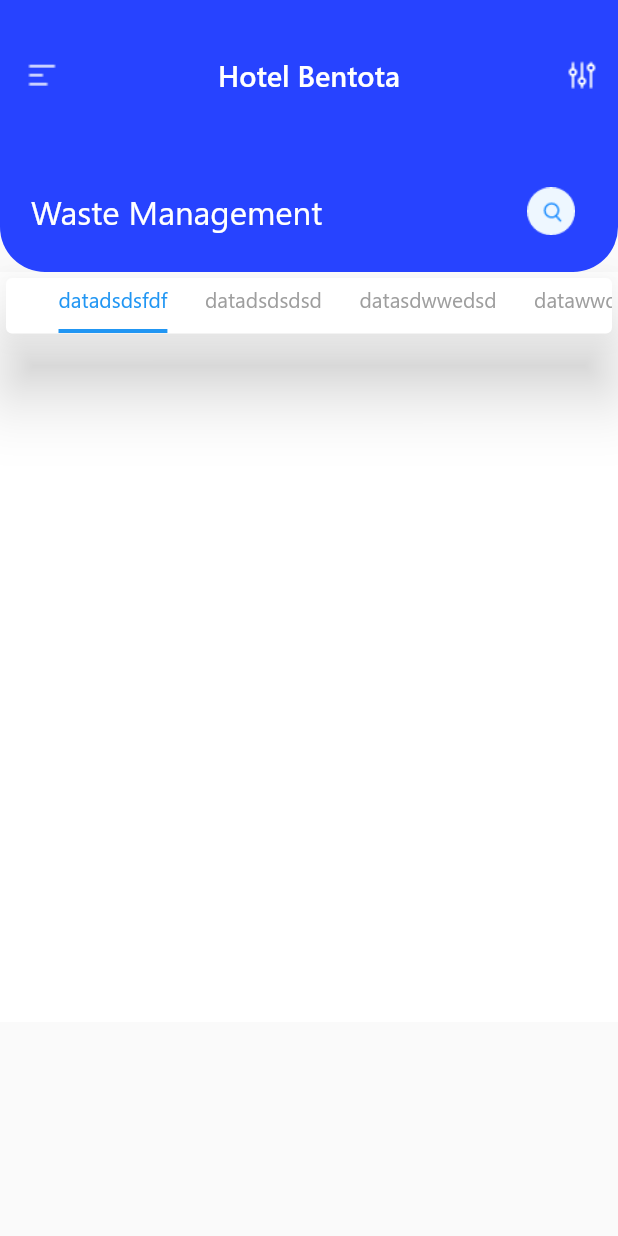
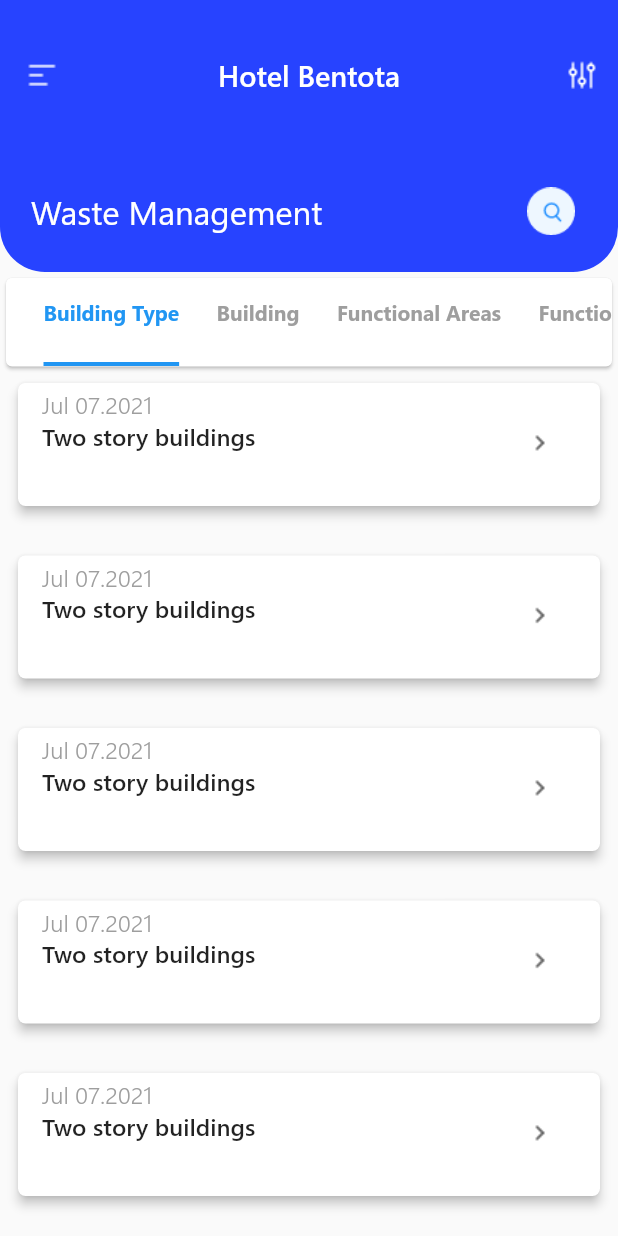
Before and after one commit to salithashamood/school, a Flutter app: the HomePage screen opened directly, on a phone screen of 412 x 824 dp. Run offline on Flutter 3.47's test engine with Material 2 defaults, Android fonts, the phone set to English and light mode, and no system bars; our stand-ins replace flutter_secure_storage, get, sizer; accounts and stored records are empty.

Commit message:
modify tab

```diff
--- a/lib/components/home_components.dart
+++ b/lib/components/home_components.dart
@@ -106,3 +106,56 @@ appBarsecondTitle(VoidCallback clickSearch) {
     ],
   );
 }
+
+appBarTab(String text) {
+  return Tab(
+    child: Text(
+      text,
+      style: TextStyle(fontWeight: FontWeight.bold),
+    ),
+  );
+}
+
+appBarTabView(String text) {
+  return ListView.builder(
+    itemCount: 20,
+    itemBuilder: (contex, index) {
+      return Padding(
+        padding: const EdgeInsets.only(top: 25, left: 8, right: 8),
+        child: SizedBox(
+          height: 90,
+          child: Card(
+            elevation: 3,
+            shape: RoundedRectangleBorder(
+              borderRadius: BorderRadius.circular(5),
+            ),
+            child: ListTile(
+              trailing: IconButton(
+                onPressed: () {},
+                icon: Image.asset('assets/images/arrow_right.png',
+                    color: Colors.black),
+              ),
+              title: tabBarViewColumn(text),
+            ),
+          ),
+        ),
+      );
+    },
+  );
+}
+
+tabBarViewColumn(String text) {
+  return Column(
+    crossAxisAlignment: CrossAxisAlignment.start,
+    children: [
+      const Text(
+        'Jul 07.2021',
+        style: TextStyle(fontWeight: FontWeight.w200, color: Colors.grey),
+      ),
+      Text(text,
+          style: const TextStyle(
+            fontWeight: FontWeight.w600,
+          )),
+    ],
+  );
+}
--- a/lib/screens/home_page.dart
+++ b/lib/screens/home_page.dart
@@ -19,7 +19,7 @@ class _HomePageState extends State<HomePage>
 
   @override
   void initState() {
-    _tabController = new TabController(length: 4, vsync: this);
+    _tabController = TabController(length: 4, vsync: this);
     super.initState();
     // init();
   }
@@ -58,36 +58,44 @@ class _HomePageState extends State<HomePage>
       body: Stack(
         children: [
           Container(
-            height: 500,
-            color: Colors.white,
+            margin: const EdgeInsets.only(top: 45),
+            child: TabBarView(
+              children: [
+                appBarTabView('Two story buildings'),
+                appBarTabView('Aliquam tincidunt mauris eu risus'),
+                appBarTabView('Vestibulum auctor dapibus neque'),
+                appBarTabView('Nunc dignissim risus id metus'),
+              ],
+              controller: _tabController,
+            ),
           ),
           Positioned(
             // left: 25,
             top: 0,
-            child: Container(
+            child: SizedBox(
               width: 100.w,
               child: Card(
-                elevation: 20,
+                elevation: 1,
                 child: DefaultTabController(
                   length: 4,
                   initialIndex: 0,
                   animationDuration: const Duration(milliseconds: 500),
                   child: TabBar(
-                    padding: EdgeInsets.only(left: 25, right: 15),
+                    padding: EdgeInsets.only(left: 15, right: 15),
                     indicatorSize: TabBarIndicatorSize.label,
                     indicatorWeight: 3,
                     controller: _tabController,
                     labelPadding: const EdgeInsets.only(
-                        top: 5, left: 10, right: 15, bottom: 10),
+                        top: 0, left: 10, right: 15, bottom: 10),
                     indicatorColor: Colors.blue,
                     labelColor: Colors.blue,
                     unselectedLabelColor: Colors.grey,
                     isScrollable: true,
                     tabs: [
-                      Text('datadsdsfdf'),
-                      Text('datadsdsdsd'),
-                      Text('datasdwwedsd'),
-                      Text('datawwdsfdfe'),
+                      appBarTab('Building Type'),
+                      appBarTab('Building'),
+                      appBarTab('Functional Areas'),
+                      appBarTab('Functional'),
                     ],
                   ),
                 ),
```
Also changed, not shown: assets/images/arrow_right.png (added).
